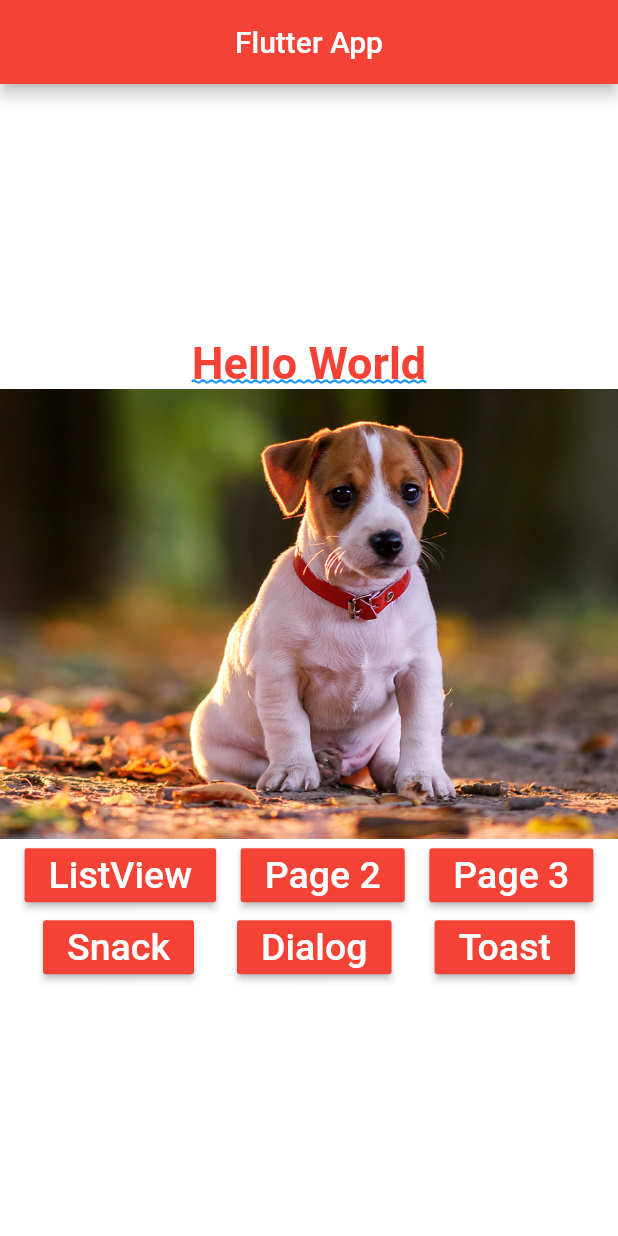
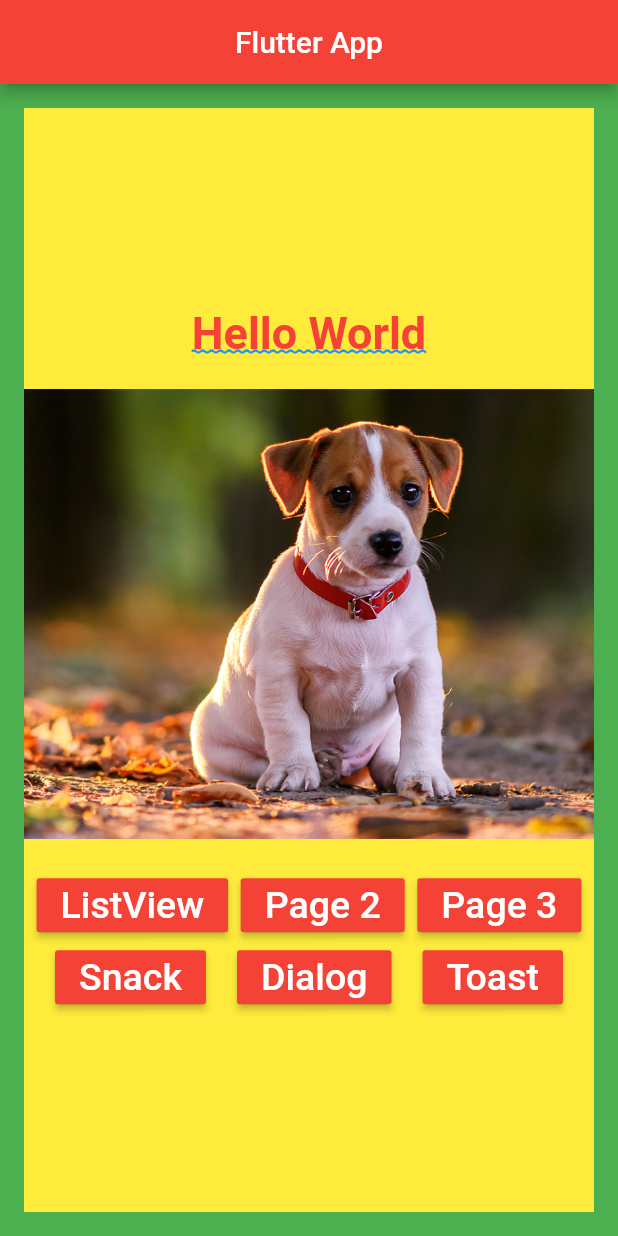
Before and after one commit to GabriellBP/flutter_app, a Flutter app: the screen it shows after launch, on a phone screen of 412 x 824 dp. Run offline on Flutter 3.47's test engine with Material 2 defaults, Android fonts, the phone set to English and light mode, and no system bars.

Commit message:
adding margin and padding

```diff
--- a/lib/pages/home_page.dart
+++ b/lib/pages/home_page.dart
@@ -18,7 +18,10 @@ class HomePage extends StatelessWidget {
     Size size = MediaQuery.of(context).size;
 
     return Container(
-      color: Colors.white,
+      color: Colors.green,
+      padding: const EdgeInsets.all(16),
+      child: Container(
+        color: Colors.yellow,
         child: Column(
           mainAxisAlignment: MainAxisAlignment.center,
           children: <Widget> [
@@ -26,12 +29,14 @@ class HomePage extends StatelessWidget {
             _pageView(),
             _buttons()
           ]
+        ),
       )
     );
   }
 
   _pageView() {
     return Container(
+        margin: EdgeInsets.symmetric(vertical: 20),
         height: 300,
         child: PageView(
           children: <Widget>[
```
Lines whose indentation alone changed are shown as unchanged.
